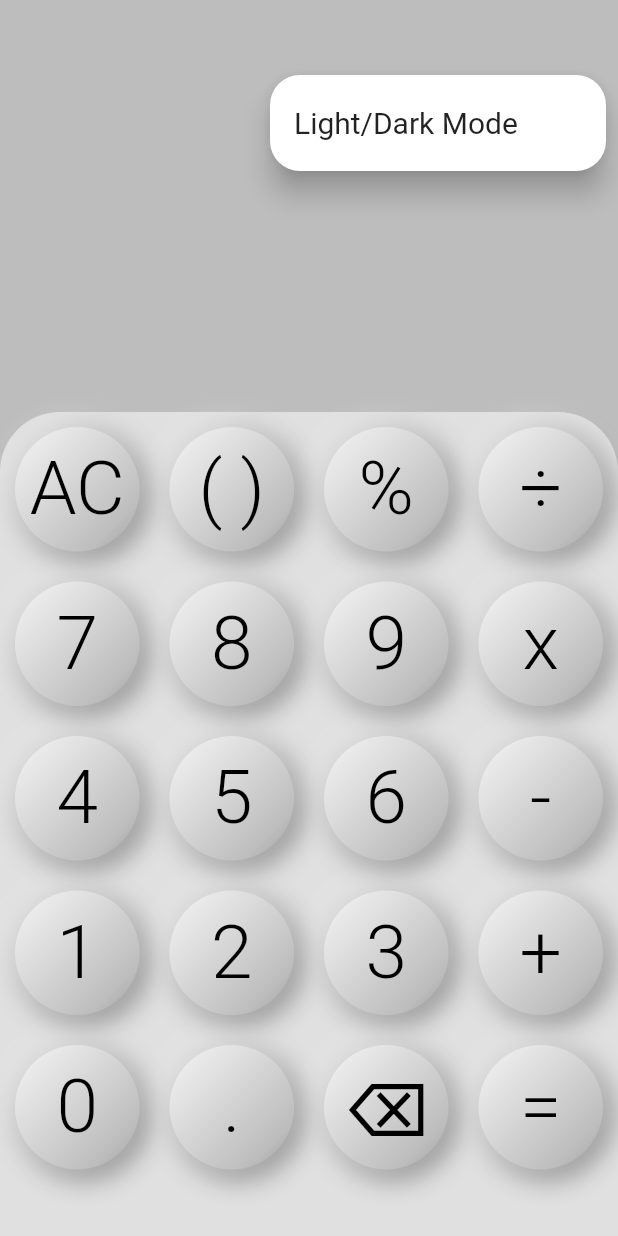
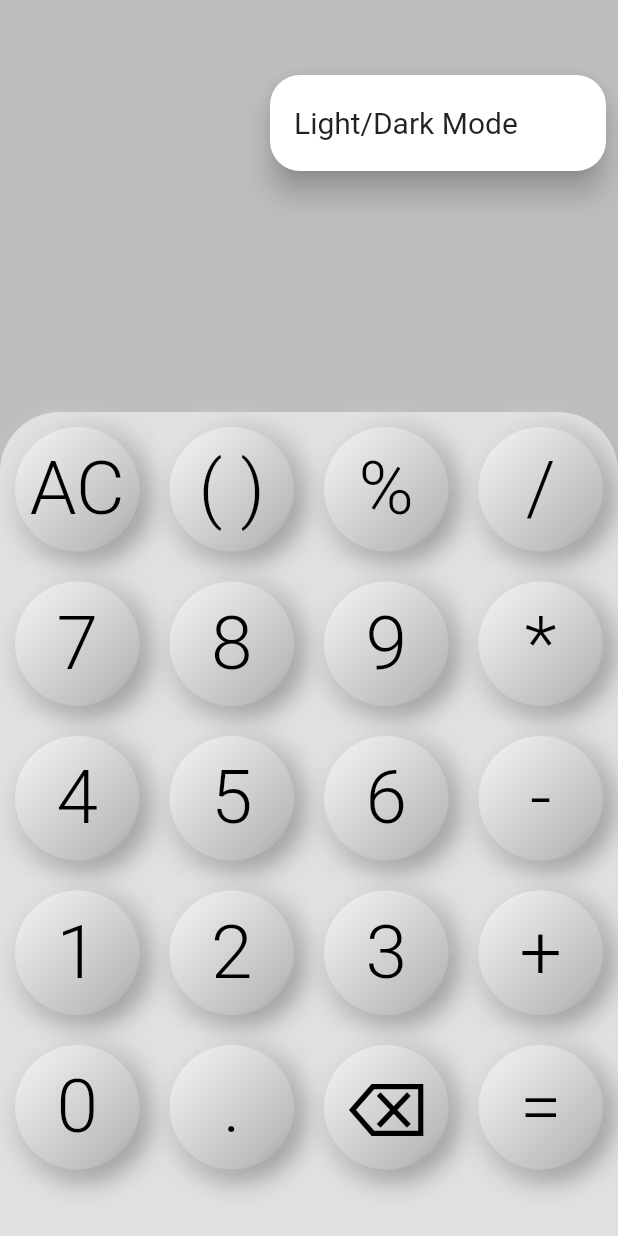
Before and after one commit to shahul011/calculator, a Flutter app: the screen it shows after launch, after a tap on the "more vert" icon, on a phone screen of 412 x 824 dp. Run offline on Flutter 3.47's test engine with Material 2 defaults, Android fonts, the phone set to English and light mode, and no system bars; our stand-ins replace math_expressions.

Commit message:
changed symbols

```diff
--- a/lib/listitems.dart
+++ b/lib/listitems.dart
@@ -7,11 +7,11 @@ List<CalcButton> items = [
   CalcButton(text: 'AC'),
   CalcButton(text: '( )'),
   CalcButton(text: '%'),
-  CalcButton(text: '÷'),
+  CalcButton(text: '/'),
   CalcButton(text: '7'),
   CalcButton(text: '8'),
   CalcButton(text: '9'),
-  CalcButton(text: 'x'),
+  CalcButton(text: '*'),
   CalcButton(text: '4'),
   CalcButton(text: '5'),
   CalcButton(text: '6'),
```
